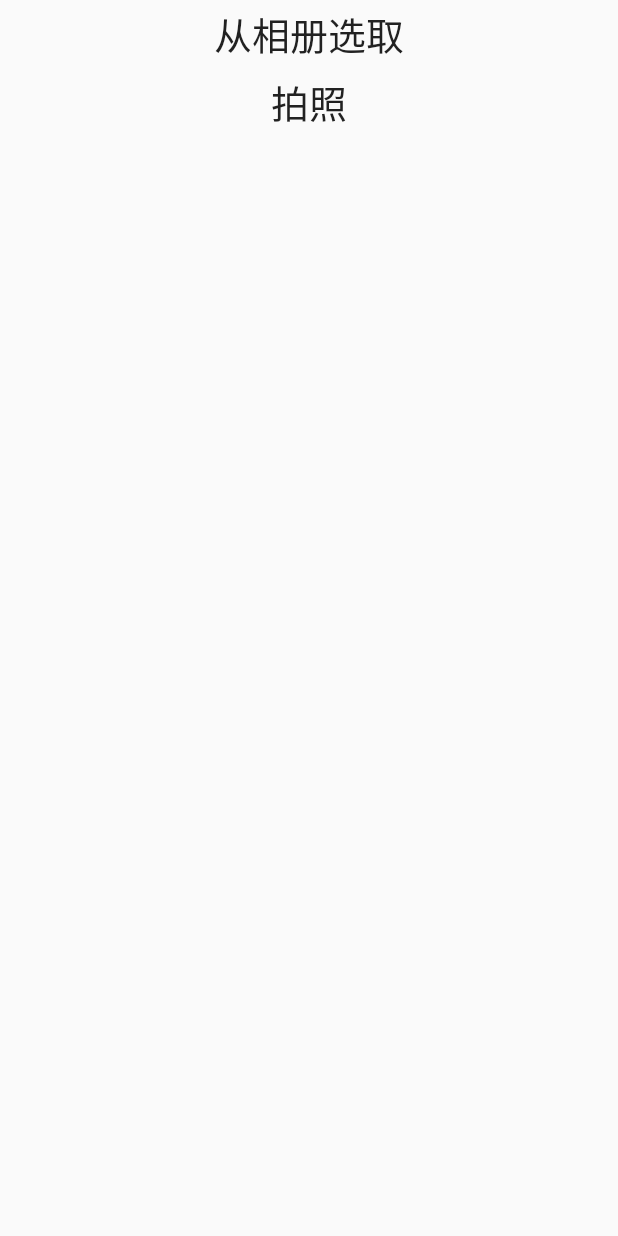
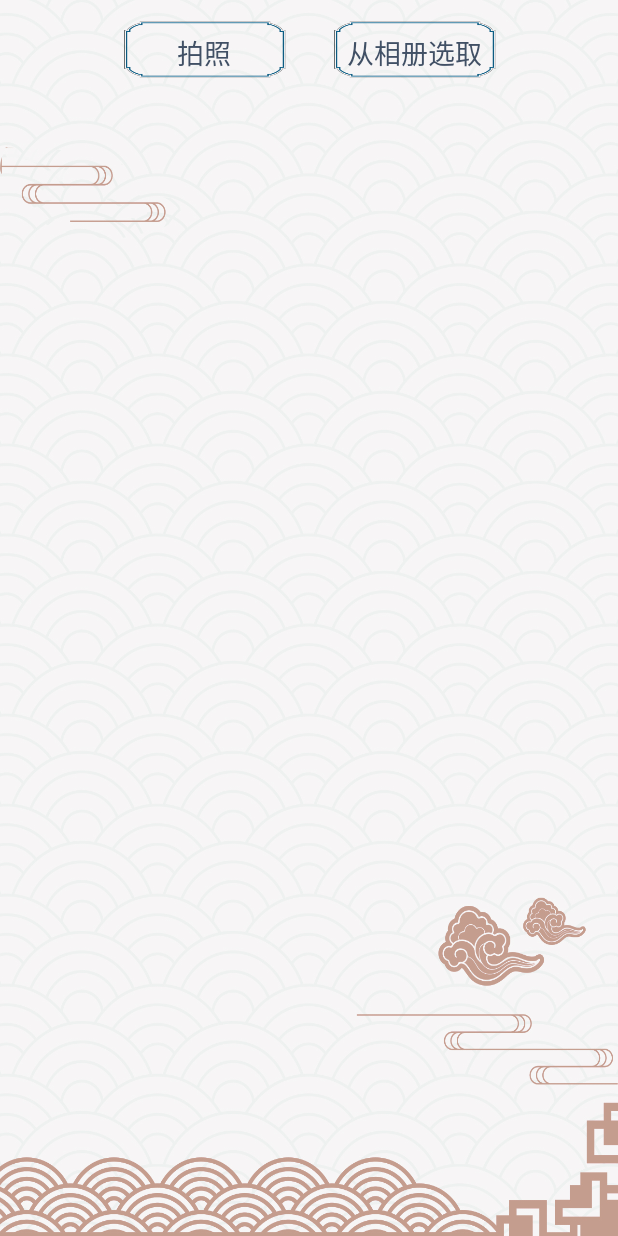
Before and after one commit to dwenking/poem-cloud-app, an Android app: the layout activity_poem_gen.xml on its own in the app's theme, with its tools: preview values and no code run, on a phone screen of 412 x 824 dp. Run offline under Robolectric (Android 15) with nearby library versions, the light colour scheme and no system bars.

Commit message:
改了一些界面

```diff
--- a/poemcloud/app/src/main/res/layout/activity_poem_gen.xml
+++ b/poemcloud/app/src/main/res/layout/activity_poem_gen.xml
@@ -4,7 +4,8 @@
     xmlns:tools="http://schemas.android.com/tools"
     android:layout_width="match_parent"
     android:layout_height="match_parent"
-    tools:context=".activity.PoemGenActivity">
+    tools:context=".activity.PoemGenActivity"
+    android:background="@drawable/login_back">
 
     <com.google.android.material.appbar.AppBarLayout
         android:layout_width="match_parent"
@@ -45,22 +46,26 @@
         android:textColor="@color/black"
         android:textSize="20dp" />
 
+    <LinearLayout
+        android:layout_width="wrap_content"
+        android:layout_height="wrap_content"
+        android:layout_centerHorizontal="true">
     <Button
         android:id="@+id/take_photo"
-        android:layout_width="match_parent"
-        android:layout_below="@+id/choose_from_album"
-        android:layout_height="45dp"
+        style="@style/SignupTextView"
+        android:layout_toRightOf="@+id/choose_from_album"
         android:text="@string/take_photo"
-        android:textSize="25dp"
-        android:background="@color/transparent"/>
+        android:textColor="@color/main_blue"
+        android:background="@drawable/minibutton_blue"/>
 
     <Button
-        android:layout_width="match_parent"
-        android:layout_height="45dp"
+        android:id="@+id/choose_from_album"
+        style="@style/SignupTextView"
         android:text="@string/choose_from_album"
-        android:textSize="25dp"
-        android:background="@color/transparent"
-        android:id="@+id/choose_from_album"
+        android:padding="5dp"
+
+        android:textColor="@color/main_blue"
+        android:background="@drawable/minibutton_blue"
         android:layout_alignParentTop="true"/>
-
+    </LinearLayout>
 </RelativeLayout>
--- a/poemcloud/app/src/main/res/values/colors.xml
+++ b/poemcloud/app/src/main/res/values/colors.xml
@@ -6,4 +6,5 @@
     <color name="qian_bai">#F0F0F4</color>
     <color name="bright_red">#A51C2D</color>
     <color name="main_red">#963027</color>
+    <color name="main_blue">#415065</color>
 </resources>
```
Also changed, not shown: poemcloud/app/src/main/java/com/ecnu/poemcloud/activity/MainActivity1.java (+7 -2 lines), poemcloud/app/src/main/java/com/ecnu/poemcloud/activity/MainActivity2.java (+3 -8 lines), poemcloud/app/src/main/java/com/ecnu/poemcloud/activity/MainActivity3.java (+3 -8 lines), poemcloud/app/src/main/java/com/ecnu/poemcloud/activity/MainActivity4.java (+3 -8 lines), poemcloud/app/src/main/java/com/ecnu/poemcloud/activity/MainActivity5.java (+3 -8 lines), poemcloud/app/src/main/java/com/ecnu/poemcloud/activity/SettingActivity.java (+6 -6 lines), poemcloud/app/src/main/res/layout/activity_login.xml (+15 -5 lines), poemcloud/app/src/main/res/layout/activity_setting.xml (+20 -7 lines), poemcloud/app/src/main/res/drawable-hdpi/login_back.jpg, poemcloud/app/src/main/res/drawable-hdpi/login_pic.png (added), poemcloud/app/src/main/res/drawable-hdpi/logo_red.png (added), poemcloud/app/src/main/res/drawable-hdpi/setting_back.jpg (deleted), poemcloud/app/src/main/res/drawable-hdpi/setting_pig.png (added).
